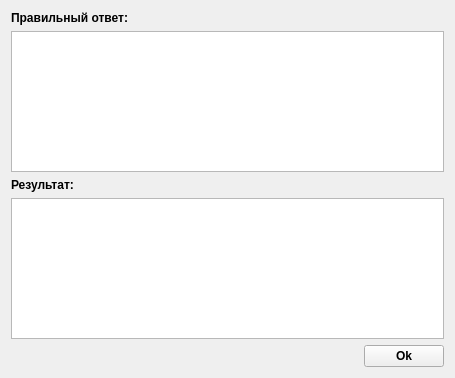
hagelslagvier/RBoost, file gui/dialog_compare/Ui_DialogCompare.ui: the form before one commit.
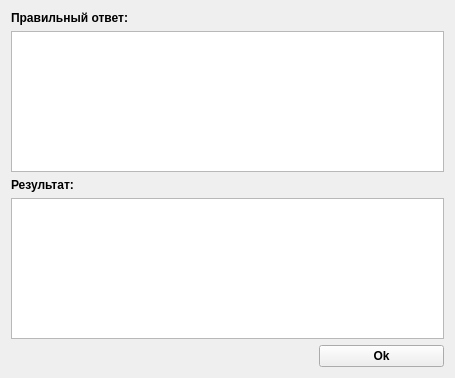
The form after the commit. Icons and pictures are not drawn.

Commit message: Make buttons equal in width.

Diff of the .ui file:
```diff
--- a/gui/dialog_compare/Ui_DialogCompare.ui
+++ b/gui/dialog_compare/Ui_DialogCompare.ui
@@ -92,6 +92,12 @@
      </item>
      <item>
       <widget class="QPushButton" name="pushButtonOk">
+       <property name="minimumSize">
+        <size>
+         <width>125</width>
+         <height>0</height>
+        </size>
+       </property>
        <property name="font">
         <font>
          <weight>75</weight>
```
The commit also changes 4 other files.
